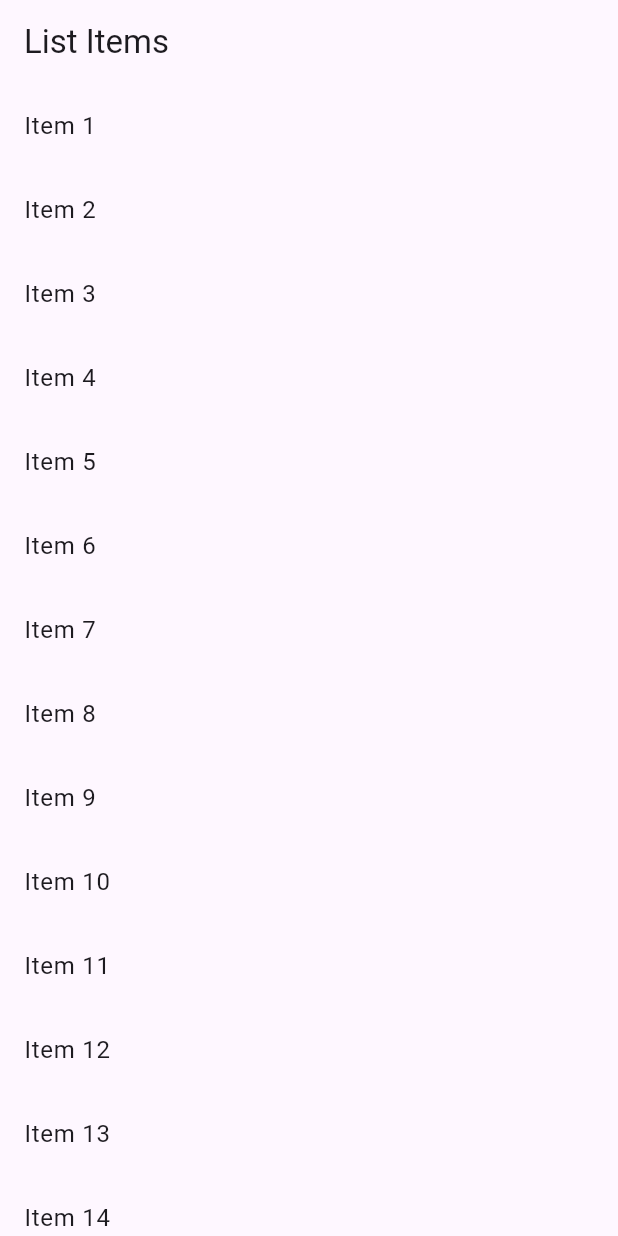
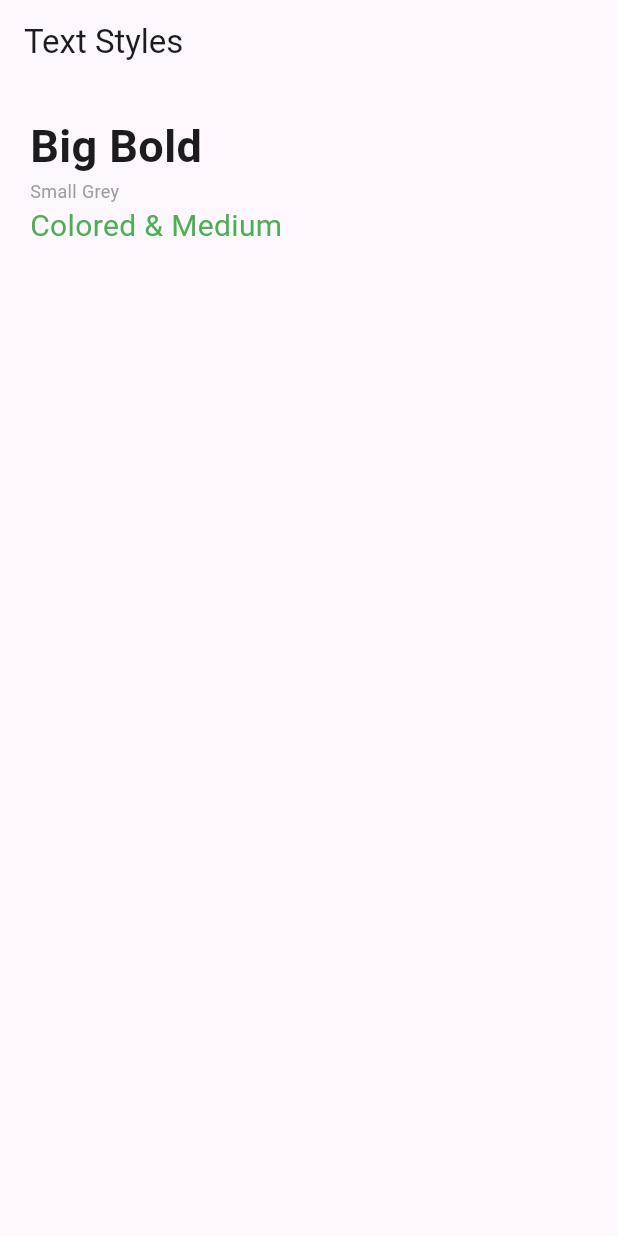
Before and after one commit to mim-tech-hesh/flutter_problemsolve_mim, a Flutter app: the screen it shows after launch, on a phone screen of 412 x 824 dp. Run offline on Flutter 3.47's test engine with Material 3 defaults, Android fonts, the phone set to English and light mode, and no system bars.

Commit message:
Tracker problem-4

```diff
--- a/lib/main.dart
+++ b/lib/main.dart
@@ -1,15 +1,31 @@
 import 'package:flutter/material.dart';
 
-void main() => runApp(MaterialApp(home: C()));
+void main() => runApp(MaterialApp(home: D()));
 
-class C extends StatelessWidget {
+class D extends StatelessWidget {
   @override
   Widget build(BuildContext c) {
     return Scaffold(
-      appBar: AppBar(title: Text('List Items')),
-      body: ListView.builder(
-        itemCount: 20,
-        itemBuilder: (ctx, i) => ListTile(title: Text('Item ${i + 1}')),
+      appBar: AppBar(title: Text('Text Styles')),
+      body: Padding(
+        padding: const EdgeInsets.all(20),
+        child: Column(
+          crossAxisAlignment: CrossAxisAlignment.start,
+          children: [
+            Text(
+              'Big Bold',
+              style: TextStyle(fontSize: 30, fontWeight: FontWeight.bold),
+            ),
+            Text(
+              'Small Grey',
+              style: TextStyle(fontSize: 12, color: Colors.grey),
+            ),
+            Text(
+              'Colored & Medium',
+              style: TextStyle(fontSize: 20, color: Colors.green),
+            ),
+          ],
+        ),
       ),
     );
   }
```
